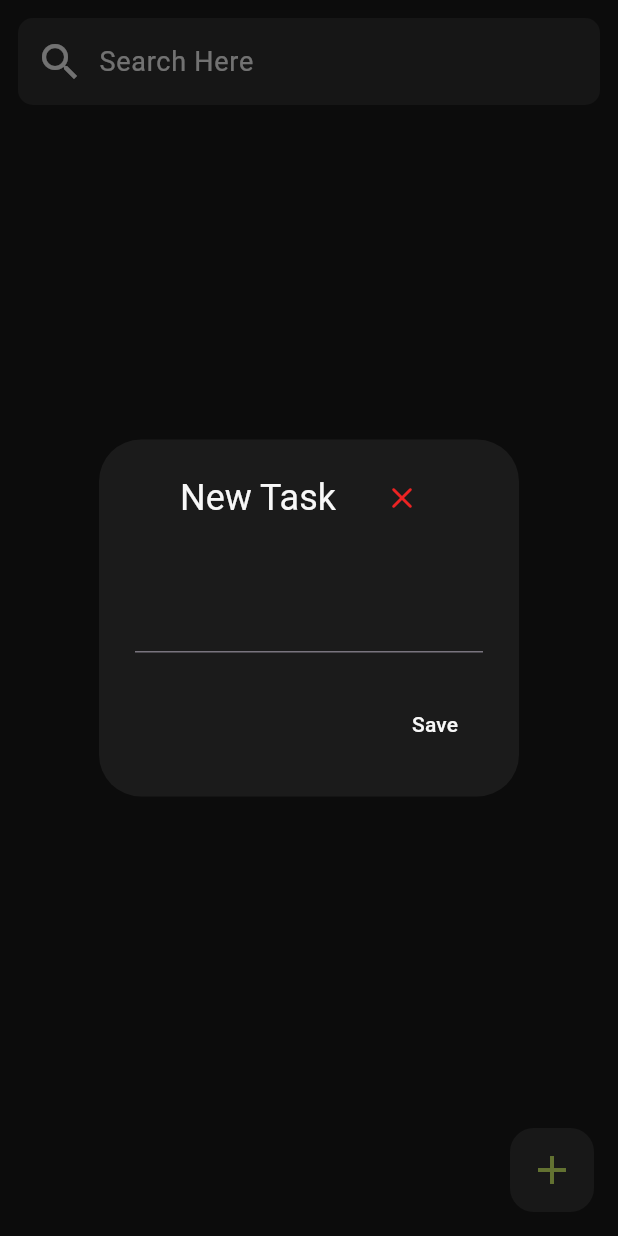
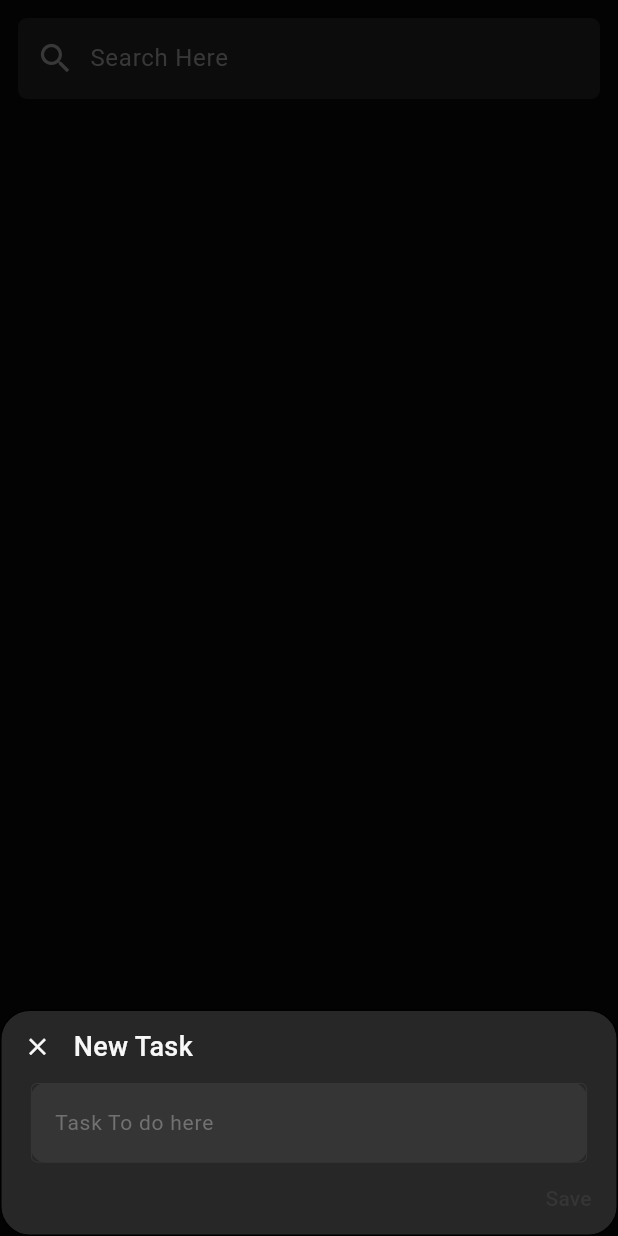
Before and after one commit to Aqib113/Study-pad, a Flutter app: the TaskPage screen opened directly, after a tap on the "add" icon, on a phone screen of 412 x 824 dp. Run offline on Flutter 3.47's test engine with Material 3 defaults, Android fonts, the phone set to English and light mode, and no system bars; our stand-ins replace hive, hive_flutter; accounts and stored records are empty; Roboto replaces fonts that are missing (Poppins, poppins).

Commit message:
Polished some Ui components, Now we can Add task smoothly, but overly problem (when writing for new task) is pending.

```diff
--- a/lib/custom_widgets/BottomNavigationBar.dart
+++ b/lib/custom_widgets/BottomNavigationBar.dart
@@ -29,7 +29,7 @@ class CustomBottomNavigationBar extends StatelessWidget {
         child:
             // The actual BottomNavigationBar widget.
             BottomNavigationBar(
-              selectedFontSize: 16, // Font size for selected tab label.
+              selectedFontSize: 14, // Font size for selected tab label.
               unselectedFontSize: 14, // Font size for unselected tab label.
               selectedItemColor:AppColors.highlightColor1, // Color for selected icon/label.
               unselectedItemColor: AppColors.white, // Color for unselected icon/label.
@@ -45,16 +45,17 @@ class CustomBottomNavigationBar extends StatelessWidget {
                   icon: Icon(
                     Icons.notes_outlined,
                     color: AppColors.white,
-                    size: 32,
+                    size: 26,
                   ),
                   label: "Notes",
+
                 ),
                 // Second tab: Tasks
                 BottomNavigationBarItem(
                   icon: Icon(
                     Icons.task_alt_outlined,
                     color: AppColors.white,
-                    size: 32,
+                    size: 26,
                   ),
                   label: "Tasks",
                 ),
--- a/lib/custom_widgets/CustomAppBar.dart
+++ b/lib/custom_widgets/CustomAppBar.dart
@@ -29,17 +29,17 @@ class CustomAppBar extends StatelessWidget implements PreferredSizeWidget {
           appBarTitles[currentIndex],
           style: TextStyle(
             color: AppColors.white,
-            fontSize: 28,
+            fontSize: 22,
             fontWeight: FontWeight.w500,
-            fontFamily: 'poppins',
+            fontFamily: 'montserrat',
           ),
         ),
         // Settings button on the right
         actions: [
           IconButton(
             onPressed: () => Navigator.pushNamed(context, '/settings'),
-            icon: Icon(Icons.settings_sharp),
-            iconSize: 36,
+            icon:  const Icon(Icons.settings_sharp),
+            iconSize: 24,
             color: AppColors.white,
           ),
         ],
--- a/lib/custom_widgets/CustomSearchBar.dart
+++ b/lib/custom_widgets/CustomSearchBar.dart
@@ -5,42 +5,52 @@ import 'package:notesapp/custom_widgets/colors.dart';
 class CustomSearchBar extends StatelessWidget {
   // Controller to manage the text input in the search bar
   final TextEditingController Req_controller;
+  final FocusNode focusNode;
 
   // Constructor requires a controller from the parent widget
-  CustomSearchBar({Key? key, required this.Req_controller}) : super(key: key);
+  CustomSearchBar({
+    Key? key,
+    required this.Req_controller,
+    required this.focusNode,
+  }) : super(key: key);
 
   @override
   Widget build(BuildContext context) {
     return Container(
       // Padding around the search bar for spacing
-      padding: EdgeInsets.only(left: 12, top: 5, right: 5, bottom: 5),
+      padding: EdgeInsets.only(left: 12, top: 3, right: 5, bottom: 3),
       margin: EdgeInsets.only(bottom: 15),
       // Rounded background for the search bar
       decoration: BoxDecoration(
-        color: AppColors.secondaryColor,
-        borderRadius: BorderRadius.circular(10),
+        color: AppColors.searchBarBG,
+        borderRadius: BorderRadius.circular(6),
       ),
       child: Row(
         children: [
           // Search icon at the start of the bar
-          Icon(Icons.search, size: 32, color: AppColors.white),
+          Icon(Icons.search, size: 26, color: AppColors.dullWhite),
           // The text field where user types their search query
           Expanded(
             child: TextField(
-              controller:Req_controller, // Connects the text field to the controller
+              controller:
+                  Req_controller, // Connects the text field to the controller
+              focusNode: focusNode,
               style: TextStyle(
                 color: AppColors.white, // Text color inside the search bar
-                fontSize: 18,
+                fontSize: 16,
                 fontFamily: 'poppins',
               ),
               decoration: InputDecoration(
                 hintText: 'Search Here', // Placeholder text
                 hintStyle: TextStyle(
-                  color: AppColors.white, // Lighter hint color
-                  fontSize: 18,
+                  color: AppColors.dullWhite, // Lighter hint color
+                  fontSize: 16,
                   fontFamily: 'poppins',
+
                 ),
-                contentPadding: EdgeInsets.all(6), // Padding inside the text field
+                contentPadding: EdgeInsets.all(
+                  6,
+                ), // Padding inside the text field
                 // Border when not focused (invisible)
                 enabledBorder: OutlineInputBorder(
                   borderSide: BorderSide(width: 0, color: Colors.transparent),
@@ -49,7 +59,9 @@ class CustomSearchBar extends StatelessWidget {
                 focusedBorder: OutlineInputBorder(
                   borderSide: BorderSide(width: 0, color: Colors.transparent),
                 ),
+
               ),
+              cursorColor: AppColors.white,
             ),
           ),
         ],
--- a/lib/custom_widgets/NotesShowCase.dart
+++ b/lib/custom_widgets/NotesShowCase.dart
@@ -42,7 +42,7 @@ class _NotesShowCaseState extends State<NotesShowCase> {
               children: [
                 Row(
                   children: [
-                    Icon(Icons.edit, color: AppColors.dullWhite, size: 28),
+                    Icon(Icons.edit, color: AppColors.dullWhite, size: 22),
                     SizedBox(width: 10),
                     (Text(
                       widget.title,
@@ -62,7 +62,7 @@ class _NotesShowCaseState extends State<NotesShowCase> {
                     color: AppColors.white,
                     fontFamily: 'Poppins',
                     fontWeight: FontWeight.w500,
-                    fontSize: 18,
+                    fontSize: 14,
                   ),
                   textAlign: TextAlign.left,
                 ),
@@ -75,7 +75,7 @@ class _NotesShowCaseState extends State<NotesShowCase> {
                 color: AppColors.dullWhite,
                 fontFamily: 'Poppins',
                 fontWeight: FontWeight.w300,
-                fontSize: 18,
+                fontSize: 14,
               ),
             ),
           ],
--- a/lib/custom_widgets/TasksShowCase.dart
+++ b/lib/custom_widgets/TasksShowCase.dart
@@ -47,7 +47,7 @@ class _TaskShowcaseState extends State<TaskShowcase> {
             width: 60,
             height: 60,
             child: Transform.scale(
-              scale: 1.3, // Makes the checkbox larger.
+              scale: 1.1, // Makes the checkbox larger.
               child: Checkbox(
                 value: widget.taskStatus == TaskStatus.pending
                     ? false
@@ -66,7 +66,7 @@ class _TaskShowcaseState extends State<TaskShowcase> {
               style: TextStyle(
                 color: AppColors.white,
                 fontFamily: 'poppins',
-                fontSize: 22,
+                fontSize: 18,
               ),
             ),
           ),
@@ -74,7 +74,7 @@ class _TaskShowcaseState extends State<TaskShowcase> {
           // Button to delete Particular task
           IconButton(
             onPressed: widget.deleteTask,
-            icon: Icon(Icons.delete, size: 24, color: AppColors.dullWhite),
+            icon: Icon(Icons.delete, size: 22, color: AppColors.dullWhite),
           ),
         ],
       ),
--- a/lib/custom_widgets/colors.dart
+++ b/lib/custom_widgets/colors.dart
@@ -1,11 +1,12 @@
 import 'package:flutter/material.dart';
 
 class AppColors {
-  static const primaryColor = Color.fromARGB(255, 27, 27, 27);
-  static const secondaryColor = Color.fromARGB(255, 47, 47, 47);
+  static const primaryColor = Color.fromARGB(255, 6, 6, 6);
+  static const secondaryColor = Color.fromARGB(255, 39, 39, 39);
   static const thirdColor = Color.fromARGB(255, 53, 53, 53);
+  static const searchBarBG = Color.fromARGB(255, 26, 24, 24);
   static const highlightColor1 = Color.fromARGB(255, 220, 225, 61);
-  static const highlightColor2 = Color.fromARGB(255, 172, 177, 22);
+  static const highlightColor2 = Color.fromARGB(255, 120, 129, 18);
   static const headingColor = Color.fromARGB(255, 248, 248, 248);
   static const white = Color.fromARGB(255, 248, 248, 248);
   static const dullWhite = Color.fromARGB(255, 113, 113, 113);
--- a/lib/screens/notes.dart
+++ b/lib/screens/notes.dart
@@ -12,6 +12,7 @@ class NotesPage extends StatefulWidget {
 
 class _NotesPage extends State<NotesPage> {
   TextEditingController controller = TextEditingController();
+  FocusNode _focusNode = FocusNode();
   final notes = [
     [
       'Title',
@@ -34,7 +35,7 @@ class _NotesPage extends State<NotesPage> {
         padding: EdgeInsets.all(12),
         child: Column(
           children: [
-            CustomSearchBar(Req_controller: controller),
+            CustomSearchBar(Req_controller: controller, focusNode: _focusNode,),
             ...List.generate(
               notes.length,
               (index) => NotesShowCase(
--- a/lib/screens/tasks.dart
+++ b/lib/screens/tasks.dart
@@ -14,16 +14,29 @@ class TaskPage extends StatefulWidget {
 
 class _TaskPage extends State<TaskPage> {
   TextEditingController SearchBar_controller = TextEditingController();
-  TextEditingController Task_controller = TextEditingController();
+  TextEditingController _TaskInputController = TextEditingController();
+  bool _Enabled = false;
   List<Task> tasks = [];
+  FocusNode _focusNode = FocusNode();
+  OverlayEntry? _overlayEntry;
 
-  _TaskPage() {
+
+  void initState() {
+    super.initState();
+    _TaskInputController.addListener(() {
+      setState(() {
+        _Enabled = _TaskInputController.text.isNotEmpty;
+      });
+
+      }
+    );
     getAllTasks();
   }
 
   Future<void> saveNewTask() async {
-    await TaskManager.saveTask(Task_controller.text.toString());
-    Navigator.pop(context);
+    await TaskManager.saveTask(_TaskInputController.text.toString());
+    RemoveOverlay();
+    _TaskInputController.clear();
     await getAllTasks();
   }
 
@@ -40,68 +53,138 @@ class _TaskPage extends State<TaskPage> {
   Future<void> ChangeStatus(key, value) async {
     print(value);
     await TaskManager.changeStatus(key, value);
-    setState(() {
-
-    });
+    setState(() {});
   }
 
-  void AddNewTask() {
-    showDialog(
-      context: context,
-      builder: (_) => AlertDialog(
-        backgroundColor: AppColors.primaryColor,
-        titlePadding: EdgeInsets.all(15),
-        title: Row(
-          mainAxisAlignment: MainAxisAlignment.center,
+  void RemoveOverlay() {
+    _overlayEntry?.remove();
+    _TaskInputController.clear();
+    _overlayEntry = null;
+  }
+
+  Widget ShowOverlay(BuildContext) {
+    return Stack(
       children: [
+        GestureDetector(
+          onTap: RemoveOverlay,
+          child: Container(
+            width: double.infinity,
+            height: double.infinity,
+            color: Colors.black.withOpacity(0.5),
+          ),
+        ),
+
+        Positioned(
+          left: 0,
+          bottom: 0,
+          child: Material(
+            type: MaterialType.transparency,
+            child: Container(
+              width: MediaQuery.of(context).size.width,
+              decoration: BoxDecoration(
+                color: AppColors.secondaryColor,
+                border: Border.all(width: 1),
+                borderRadius: BorderRadius.circular(20),
+              ),
+              child: Column(
+                children: [
+                  Row(
+                    children: [
+                      IconButton(
+                        onPressed: RemoveOverlay,
+                        icon: Icon(
+                          Icons.close,
+                          color: AppColors.white,
+                          size: 19,
+                        ),
+                      ),
                       Text(
                         "New Task",
-              style: TextStyle(color: AppColors.white),
-              textAlign: TextAlign.center,
-            ),
-            SizedBox(width: 20),
-            IconButton(
-              onPressed: () => {Navigator.pop(context)},
-              icon: Icon(
-                Icons.close_rounded,
-                color: const Color.fromARGB(255, 236, 35, 35),
-                size: 24,
+                        style: TextStyle(
+                          fontSize: 18,
+                          color: AppColors.headingColor,
+                          fontWeight: FontWeight.w500,
                         ),
                       ),
                     ],
                   ),
-        content: TextField(
-          controller: Task_controller,
+
+                  Container(
+                    width: MediaQuery.of(context).size.width * 0.9,
+                    padding: EdgeInsets.only(bottom: MediaQuery.of(context).viewInsets.bottom,),
+                    decoration: BoxDecoration(
+                      color: AppColors.thirdColor,
+                      borderRadius: BorderRadius.circular(10),
+                    ),
+
+                    alignment: Alignment.center,
+                    child: TextField(
+                      controller: _TaskInputController,
                       style: TextStyle(
                         color: AppColors.white,
-            fontSize: 18,
+                        fontSize: 14,
                         fontFamily: 'Poppins',
                       ),
+                      decoration: InputDecoration(
+                        hintText: "Task To do here",
+                        hintStyle: TextStyle(color: AppColors.dullWhite),
+                        focusedBorder: OutlineInputBorder(
+                          borderSide: BorderSide(
+                            width: 1,
+                            color: AppColors.stylishText,
                           ),
+                        ),
+                        enabledBorder: OutlineInputBorder(
+                          borderSide: BorderSide(
+                            width: 0.7,
+                            color: AppColors.thirdColor,
 
-        actions: [
+                          ),
+                        ),
+                      ),
+                    ),
+                  ),
+                  Row(
+                    mainAxisAlignment: MainAxisAlignment.end,
+                    children: [
                       TextButton(
-            onPressed: saveNewTask,
-            child: Text(
-              "Save",
-              style: TextStyle(color: AppColors.headingColor),
+                        onPressed: _Enabled? saveNewTask:null,
+                        child: Text("Save", style: TextStyle(color: _Enabled? AppColors.stylishText:AppColors.thirdColor),),
+                      ),
+                    ],
+                  ),
+                ],
+              ),
+            ),
           ),
         ),
       ],
-      ),
     );
+  }
+
+  void ShowAddNewTaskInput() async {
+    _overlayEntry = OverlayEntry(builder: ShowOverlay);
+    Overlay.of(context).insert(_overlayEntry!);
   }
 
   @override
   Widget build(BuildContext context) {
-    return Scaffold(
+    return GestureDetector(
+      behavior: HitTestBehavior.translucent,
+      onTap: () {
+        FocusScope.of(context).unfocus();
+      },
+      child: Scaffold(
+        resizeToAvoidBottomInset: true,
         backgroundColor: AppColors.primaryColor,
         body: Container(
           padding: EdgeInsets.all(12),
           child: Column(
             children: [
-            CustomSearchBar(Req_controller: SearchBar_controller),
-
+              CustomSearchBar(
+                Req_controller: SearchBar_controller,
+                focusNode: _focusNode,
+              ),
               Expanded(
                 child: ListView(
                   scrollDirection: Axis.vertical,
@@ -124,12 +207,13 @@ class _TaskPage extends State<TaskPage> {
           ),
         ),
         floatingActionButton: FloatingActionButton(
-        onPressed: AddNewTask,
+          onPressed: ShowAddNewTaskInput,
           elevation: 0,
           backgroundColor: AppColors.thirdColor,
           foregroundColor: AppColors.stylishText,
           child: Icon(Icons.add, color: AppColors.stylishText, size: 32),
         ),
+      ),
     );
   }
 }
```
Lines whose indentation alone changed are shown as unchanged.
